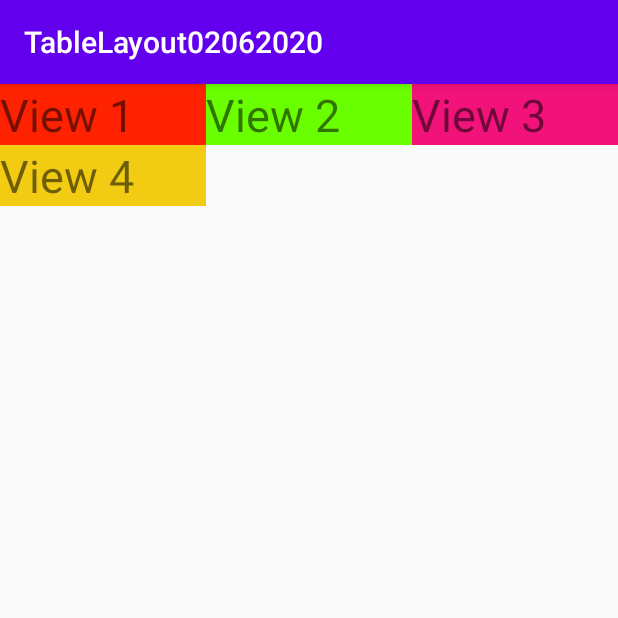
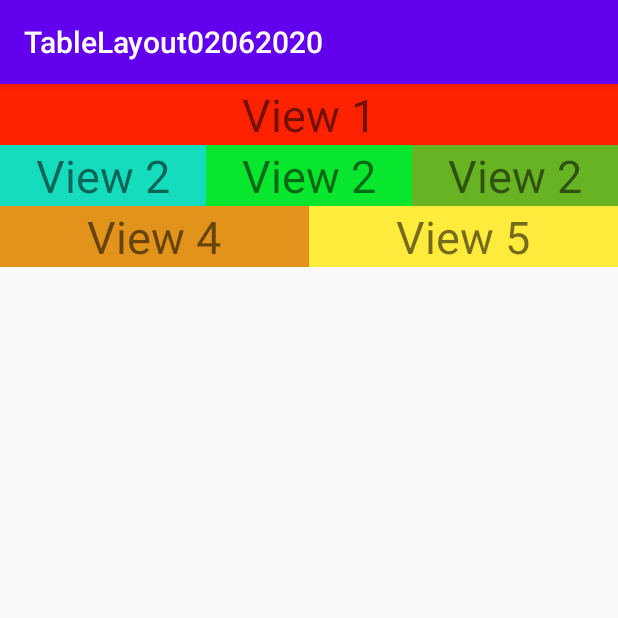
Before and after one commit to tanphat171/TableLayout02062020, an Android app: the screen it shows after launch (MainActivity), on a phone screen of 412 x 824 dp, the top half of it. Run offline under Robolectric (Android 15) with nearby library versions, the phone set to English and light mode, and no system bars.

Commit message:
layout weight

```diff
--- a/app/src/main/res/layout/activity_main.xml
+++ b/app/src/main/res/layout/activity_main.xml
@@ -4,37 +4,65 @@
     xmlns:tools="http://schemas.android.com/tools"
     android:layout_width="match_parent"
     android:layout_height="match_parent"
-    android:stretchColumns="*"
+
     tools:context=".MainActivity">
 
     <TableRow>
         <TextView
+            android:gravity="center"
+            android:layout_weight="1"
             android:layout_width="wrap_content"
             android:layout_height="wrap_content"
             android:background="#f20"
             android:textSize="30sp"
             android:text="View 1" />
-        <TextView
-            android:layout_width="wrap_content"
-            android:layout_height="wrap_content"
-            android:background="#6AFF00"
-            android:textSize="30sp"
-            android:text="View 2" />
-        <TextView
-            android:layout_width="wrap_content"
-            android:layout_height="wrap_content"
-            android:background="#F1127A"
-            android:textSize="30sp"
-            android:text="View 3" />
 
     </TableRow>
     <TableRow>
         <TextView
-            android:layout_column="0"
+            android:gravity="center"
+            android:layout_weight="1"
             android:layout_width="wrap_content"
             android:layout_height="wrap_content"
-            android:background="#F1CC12"
+            android:background="#16DCBE"
+            android:textSize="30sp"
+            android:text="View 2" />
+        <TextView
+            android:gravity="center"
+            android:layout_weight="1"
+            android:layout_width="wrap_content"
+            android:layout_height="wrap_content"
+            android:background="#09E62E"
+            android:textSize="30sp"
+            android:text="View 2" />
+        <TextView
+            android:gravity="center"
+            android:layout_weight="1"
+            android:layout_width="wrap_content"
+            android:layout_height="wrap_content"
+            android:background="#67B324"
+            android:textSize="30sp"
+            android:text="View 2" />
+
+    </TableRow>
+    <TableRow>
+        <TextView
+            android:gravity="center"
+            android:layout_weight="1"
+            android:layout_width="wrap_content"
+            android:layout_height="wrap_content"
+            android:background="#E1931C"
             android:textSize="30sp"
             android:text="View 4" />
+        <TextView
+            android:gravity="center"
+            android:layout_weight="1"
+            android:layout_width="wrap_content"
+            android:layout_height="wrap_content"
+            android:background="#FFEB3B"
+            android:textSize="30sp"
+            android:text="View 5" />
+
+
     </TableRow>
 </TableLayout>
```
